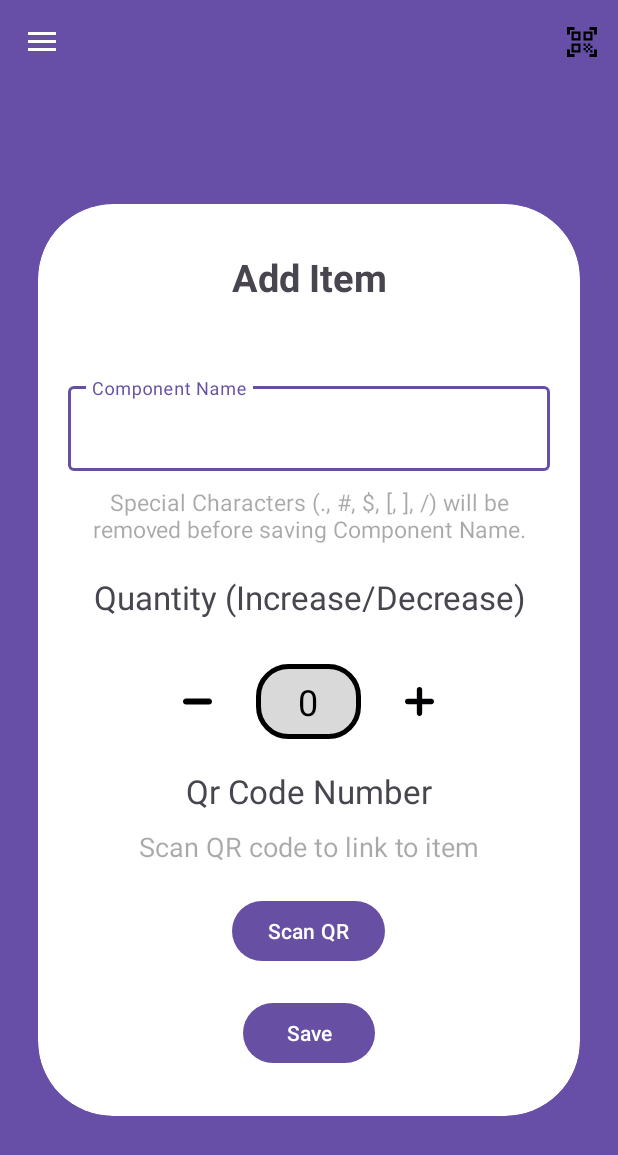
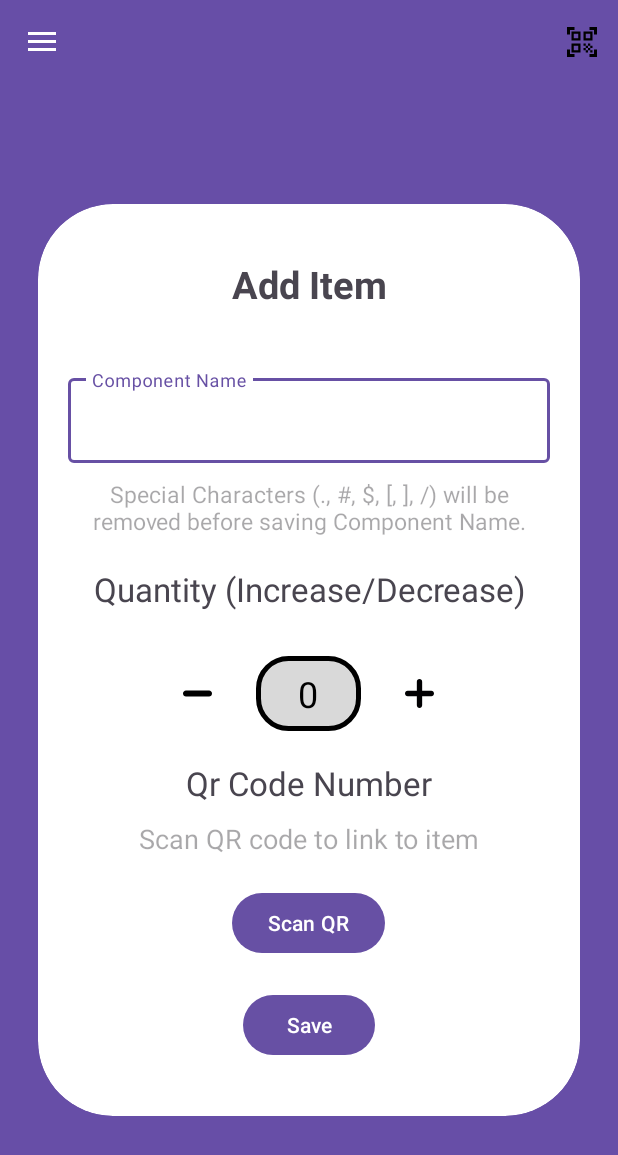
Before and after one commit to ElvinLaWengHoe/Inventory-Management, an Android app built with Jetpack Compose: the screen it shows after launch once a user with an empty profile is signed in (HomeActivity), in the side drawer, after a tap on "Add Item", on a phone screen of 412 x 824 dp. Shown: the top 1155 px of the screen. Run offline under Robolectric (Android 15) with nearby library versions, the phone set to English and light mode, and no system bars; our stand-ins replace Firebase (no records; nobody signed in at launch, a user with empty details on screens opened directly); Roboto replaces fonts that are not available here.

Commit message:
Edited Add Fragment Layout

```diff
--- a/app/src/main/res/layout/fragment_add.xml
+++ b/app/src/main/res/layout/fragment_add.xml
@@ -34,7 +34,7 @@
             <com.google.android.material.textfield.TextInputLayout
                 android:layout_width="match_parent"
                 android:layout_height="wrap_content"
-                android:layout_marginTop="30dp">
+                android:layout_marginTop="20dp">
                 <com.google.android.material.textfield.TextInputEditText
                     android:id="@+id/item_name"
                     android:hint="@string/component_name"
```
